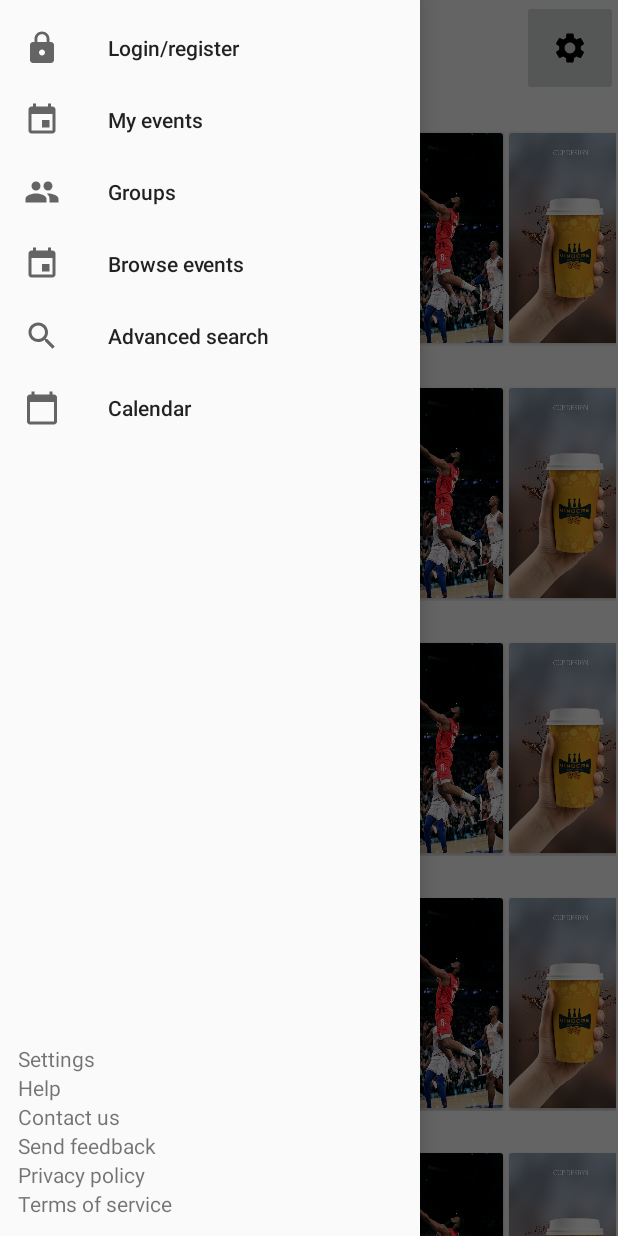
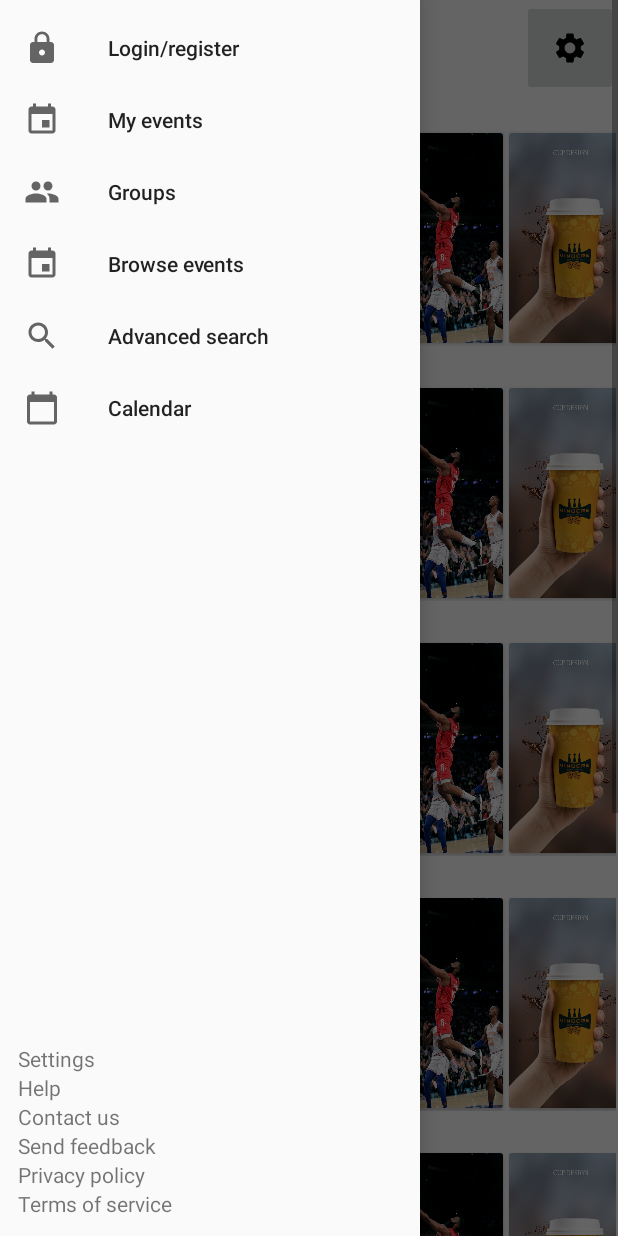
Before and after one commit to Jonno0902/PlanBee, an Android app: the screen it shows after launch (MainActivity), with the side drawer open, on a phone screen of 412 x 824 dp. Run offline under Robolectric (Android 15) with nearby library versions, the phone set to English and light mode, and no system bars.

Commit message:
Updated home
+ Made home activity scrollable

```diff
--- a/app/src/main/res/layout/activity_main.xml
+++ b/app/src/main/res/layout/activity_main.xml
@@ -7,10 +7,15 @@
     android:fitsSystemWindows="true">
 
     <!-- Main content of the screen -->
+    <ScrollView android:layout_width="match_parent"
+        android:layout_height="match_parent"
+        app:layout_constraintEnd_toEndOf="parent"
+        app:layout_constraintStart_toStartOf="parent">
+
         <android.support.constraint.ConstraintLayout
             android:id="@+id/content_frame"
-        android:layout_width="match_parent"
-        android:layout_height="match_parent">
+            android:layout_width="wrap_content"
+            android:layout_height="wrap_content">
 
             <ImageButton
                 android:id="@+id/btn_open_nav"
@@ -181,9 +186,12 @@
                 app:layout_constraintEnd_toEndOf="parent"
                 app:layout_constraintStart_toStartOf="parent"
                 app:layout_constraintTop_toBottomOf="@+id/new_events_text" />
+
         </android.support.constraint.ConstraintLayout>
 
-    <!-- Container for contents of drawer - use NavigationView to make configuration easier -->
+    </ScrollView>
+
+    <!-- Contents of nav drawer -->
     <android.support.design.widget.NavigationView
         android:id="@+id/nav_view"
         android:layout_width="wrap_content"
```
Lines whose indentation alone changed are shown as unchanged.
